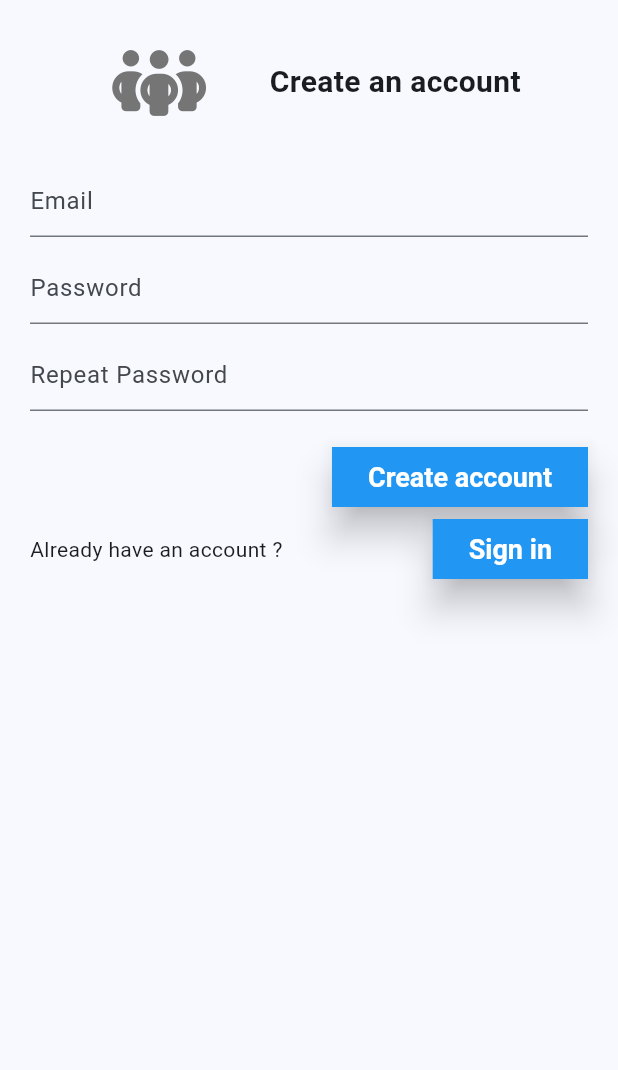
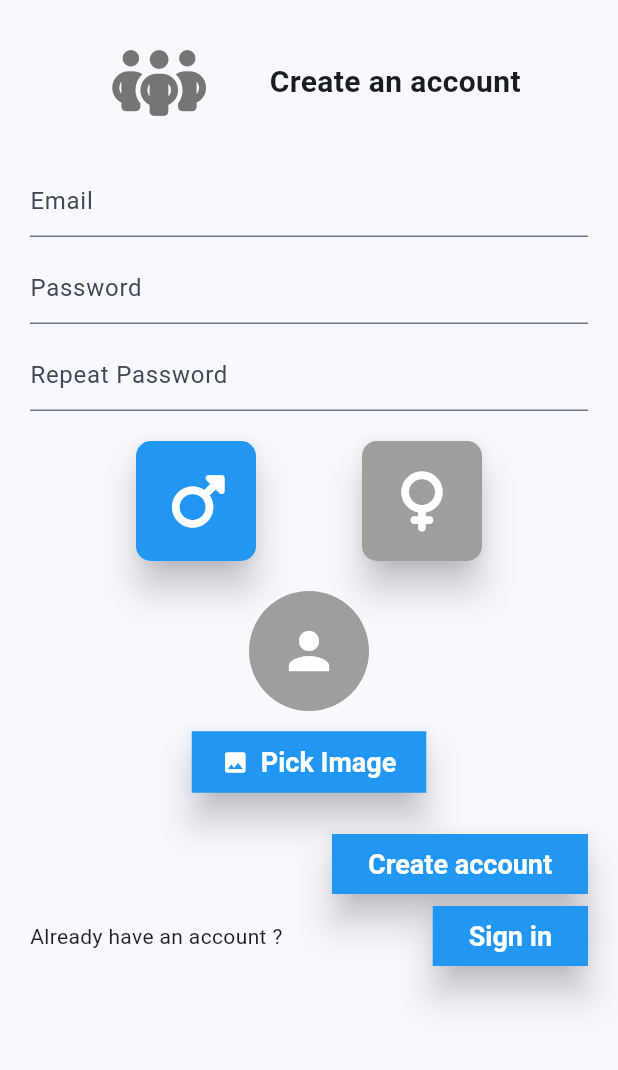
Before and after one commit to FilipStudeny/Flutter---Chat-app, a Flutter app: the AuthPage screen opened by its route, after a tap on "Sign in", after a tap on "Create an account", on a phone screen of 412 x 824 dp, the part 84-1154 px from its top. Run offline on Flutter 3.47's test engine with Material 3 defaults, Android fonts, the phone set to English and light mode, and no system bars; our stand-ins replace cloud_firestore, firebase_auth, firebase_core, firebase_storage, font_awesome_flutter, get_it and 1 more; accounts and stored records are empty; generated files the repository leaves out were written again.

Commit message:
Added databaseService and StrorageService rewrote Image picker and added Gender selection button for fun

```diff
--- /dev/null
+++ b/lib/components/forms/GenderSelectionInputButton.dart
@@ -0,0 +1,89 @@
+import 'package:flutter/material.dart' show BorderRadius, BuildContext, Center, Colors, ElevatedButton, Icon, IconData, MainAxisAlignment, RoundedRectangleBorder, Row, SizedBox, State, StatefulWidget, VoidCallback, Widget;
+import 'package:font_awesome_flutter/font_awesome_flutter.dart';
+import 'package:meet_chat/core/models/UserModel.dart';
+
+class GenderSelectionRow extends StatefulWidget {
+  final Gender selectedGender;
+  final Function(Gender) onGenderSelected;
+
+  const GenderSelectionRow({
+    super.key,
+    required this.selectedGender,
+    required this.onGenderSelected,
+  });
+
+  @override
+  _GenderSelectionRowState createState() => _GenderSelectionRowState();
+}
+
+class _GenderSelectionRowState extends State<GenderSelectionRow> {
+  late Gender _selectedGender;
+
+  @override
+  void initState() {
+    super.initState();
+    _selectedGender = widget.selectedGender;
+  }
+
+  @override
+  Widget build(BuildContext context) {
+    return Row(
+      mainAxisAlignment: MainAxisAlignment.spaceEvenly,
+      children: [
+        _genderButton(
+          gender: Gender.Male,
+          icon: FontAwesomeIcons.mars,
+          isSelected: _selectedGender == Gender.Male,
+          onPressed: () {
+            setState(() {
+              _selectedGender = Gender.Male;
+            });
+            widget.onGenderSelected(Gender.Male);
+          },
+        ),
+        _genderButton(
+          gender: Gender.Female,
+          icon: FontAwesomeIcons.venus,
+          isSelected: _selectedGender == Gender.Female,
+          onPressed: () {
+            setState(() {
+              _selectedGender = Gender.Female;
+            });
+            widget.onGenderSelected(Gender.Female);
+          },
+        ),
+      ],
+    );
+  }
+
+  Widget _genderButton({
+    required Gender gender,
+    required IconData icon,
+    required bool isSelected,
+    required VoidCallback onPressed,
+  }) {
+    const selectedColor = Colors.blue; // Color for selected button
+    const defaultColor = Colors.grey; // Color for default button
+
+    return SizedBox(
+      width: 80.0,
+      height: 80.0,
+      child: ElevatedButton(
+        onPressed: onPressed,
+        style: ElevatedButton.styleFrom(
+          backgroundColor: isSelected ? selectedColor : defaultColor,
+          shape: RoundedRectangleBorder(
+            borderRadius: BorderRadius.circular(10.0),
+          ),
+        ),
+        child: Center(
+          child: Icon(
+            icon,
+            size: 40.0,
+            color: Colors.white,
+          ),
+        ),
+      ),
+    );
+  }
+}
--- /dev/null
+++ b/lib/components/forms/UserImagePicker.dart
@@ -0,0 +1,89 @@
+import 'dart:io';
+import 'package:flutter/material.dart';
+import 'package:image_picker/image_picker.dart';
+
+class UserImagePicker extends StatefulWidget {
+  const UserImagePicker({super.key, required this.onPickImage});
+
+  final void Function(File pickedImage) onPickImage;
+
+  @override
+  State<UserImagePicker> createState() => _UserImagePickerState();
+}
+
+class _UserImagePickerState extends State<UserImagePicker> {
+  File? _pickedImage;
+
+  void _pickImage(ImageSource source) async {
+    final result = await ImagePicker().pickImage(
+      source: source,
+      imageQuality: 50,
+      maxWidth: 150,
+    );
+
+    if (result == null) {
+      return;
+    }
+
+    setState(() {
+      _pickedImage = File(result.path);
+    });
+
+    widget.onPickImage(_pickedImage!);
+  }
+
+  void _showPicker(BuildContext context) {
+    showModalBottomSheet(
+      context: context,
+      builder: (ctx) => Wrap(
+        children: [
+          ListTile(
+            leading: const Icon(Icons.camera),
+            title: const Text('Camera'),
+            onTap: () {
+              Navigator.of(ctx).pop();
+              _pickImage(ImageSource.camera);
+            },
+          ),
+          ListTile(
+            leading: const Icon(Icons.photo_library),
+            title: const Text('Gallery'),
+            onTap: () {
+              Navigator.of(ctx).pop();
+              _pickImage(ImageSource.gallery);
+            },
+          ),
+        ],
+      ),
+    );
+  }
+
+  @override
+  Widget build(BuildContext context) {
+    return Column(
+      children: [
+        CircleAvatar(
+          radius: 40,
+          backgroundColor: Colors.grey,
+          foregroundImage: _pickedImage != null ? FileImage(_pickedImage!) : null,
+          child: _pickedImage == null
+              ? const Icon(
+            Icons.person,
+            size: 40,
+            color: Colors.white,
+          )
+              : null,
+        ),
+        const SizedBox(height: 10),
+        ElevatedButton.icon(
+          onPressed: () => _showPicker(context),
+          icon: const Icon(Icons.image),
+          label: const Text('Pick Image'),
+          style: ElevatedButton.styleFrom(
+            padding: const EdgeInsets.symmetric(horizontal: 20, vertical: 10),
+          ),
+        ),
+      ],
+    );
+  }
+}
--- a/lib/core/dependencies.dart
+++ b/lib/core/dependencies.dart
@@ -1,7 +1,10 @@
 import 'package:meet_chat/core/globals.dart';
 import 'package:meet_chat/core/services/AuthenticationService.dart';
+import 'package:meet_chat/core/services/DatabaseService.dart';
+import 'package:meet_chat/core/services/StorageService.dart';
 
 void setupDependencies() {
-
   INJECTOR.registerSingleton<IAuthenticationService>(AuthenticationService());
+  INJECTOR.registerSingleton<IStorageService>(StorageService());
+  INJECTOR.registerSingleton<IDatabaseService>(DatabaseService());
 }
--- a/lib/core/globals.dart
+++ b/lib/core/globals.dart
@@ -1,7 +1,11 @@
 
+import 'package:cloud_firestore/cloud_firestore.dart';
 import 'package:firebase_auth/firebase_auth.dart';
+import 'package:firebase_storage/firebase_storage.dart';
 import 'package:get_it/get_it.dart';
 
 final GetIt INJECTOR = GetIt.instance;
 final FirebaseAuth FIREBASE_INSTANCE = FirebaseAuth.instance;
+final FirebaseStorage FIREBASE_STORAGE = FirebaseStorage.instance;
 final User? CURRENT_USER = FIREBASE_INSTANCE.currentUser;
+final FirebaseFirestore FIREBASE_FIRESTORE = FirebaseFirestore.instance;
--- /dev/null
+++ b/lib/core/models/UserModel.dart
@@ -0,0 +1,27 @@
+enum Gender {
+  Male,
+  Female,
+}
+
+class UserModel {
+  String Id;
+  String FirstName;
+  String LastName;
+  String Username;
+  String ProfilePictureUrl;
+  String Email;
+  int Age;
+  Gender UserGender;
+  List<String> Friends = const [];
+
+  UserModel({
+    required this.Id,
+    required this.Username,
+    required this.ProfilePictureUrl,
+    required this.Age,
+    required this.UserGender,
+    required this.FirstName,
+    required this.LastName,
+    required this.Email
+  });
+}
--- a/lib/routes/AuthPage.dart
+++ b/lib/routes/AuthPage.dart
@@ -1,10 +1,17 @@
+import 'dart:io' show File;
+
 import 'package:flutter/material.dart';
 import 'package:meet_chat/components/AppHeader.dart';
 import 'package:meet_chat/components/AppIcon.dart';
 import 'package:firebase_auth/firebase_auth.dart';
+import 'package:meet_chat/components/forms/UserImagePicker.dart';
+import 'package:meet_chat/components/forms/GenderSelectionInputButton.dart';
 import 'package:meet_chat/core/globals.dart';
 import 'package:meet_chat/core/models/ServiceResponse.dart';
+import 'package:meet_chat/core/models/UserModel.dart';
 import 'package:meet_chat/core/services/AuthenticationService.dart';
+import 'package:meet_chat/core/services/DatabaseService.dart';
+import 'package:meet_chat/core/services/StorageService.dart';
 import 'package:meet_chat/routes/UserProfile.dart';
 
 class AuthPage extends StatefulWidget {
@@ -25,19 +32,35 @@ class _AuthPageState extends State<AuthPage> {
   final TextEditingController _passwordController = TextEditingController();
   final TextEditingController _repeatPasswordController = TextEditingController();
 
+  late File? _selectedImage;
+  late bool isUploading = false;
+  Gender _selectedGender = Gender.Male;
+
   final GlobalKey<FormState> _formKey = GlobalKey<FormState>();
 
-  String get submitButtonText => widget.loginMode ? "Sign in" : "Create account";
-  String get titlePageText => widget.loginMode ? "Sign into your account" : "Create an account";
-  String get redirectButtonLabelText => widget.loginMode ? "Don't have an account ?" : "Already have an account ?";
-  String get redirectButtonText => widget.loginMode ? "Create an account" : "Sign in";
+  String get submitButtonText =>
+      widget.loginMode ? "Sign in" : "Create account";
 
-  final IAuthenticationService _authenticationService = INJECTOR<IAuthenticationService>();
+  String get titlePageText =>
+      widget.loginMode ? "Sign into your account" : "Create an account";
+
+  String get redirectButtonLabelText => widget.loginMode
+      ? "Don't have an account ?"
+      : "Already have an account ?";
+
+  String get redirectButtonText =>
+      widget.loginMode ? "Create an account" : "Sign in";
+
+  final IAuthenticationService _authenticationService =
+      INJECTOR<IAuthenticationService>();
+  final IStorageService _storageService = INJECTOR<IStorageService>();
+  final IDatabaseService _databaseService = INJECTOR<IDatabaseService>();
 
   void onSubmit() async {
     final formState = _formKey.currentState;
 
-    if (!widget.loginMode && _passwordController.text != _repeatPasswordController.text) {
+    if (!widget.loginMode &&
+        _passwordController.text != _repeatPasswordController.text) {
       setState(() {
         _errorMessage = 'Passwords do not match.';
       });
@@ -48,13 +71,21 @@ class _AuthPageState extends State<AuthPage> {
       });
     }
 
+    if (!widget.loginMode && _selectedImage == null) {
+      setState(() {
+        _errorMessage = 'No image picked.';
+      });
+      return;
+    }
+
     try {
       if (formState != null && formState.validate()) {
         if (widget.loginMode) {
           String email = _emailController.value.text;
           String password = _passwordController.value.text;
 
-          ServiceResponse<UserCredential> response = await _authenticationService.login(email, password);
+          ServiceResponse<UserCredential> response =
+              await _authenticationService.login(email, password);
           if (response.success == true) {
             Navigator.pushNamed(context, UserProfile.route);
           } else {
@@ -63,22 +94,57 @@ class _AuthPageState extends State<AuthPage> {
             });
           }
         } else {
+          setState(() {
+            isUploading = true;
+          });
           String email = _emailController.value.text;
           String password = _passwordController.value.text;
 
-          ServiceResponse<UserCredential> response = await _authenticationService.registerAccount(email, password);
+          ServiceResponse<UserCredential> authResponse =
+              await _authenticationService.registerAccount(email, password);
+          String userId = authResponse.data?.user?.uid ?? '';
+          if (userId.isEmpty) {
+            setState(() {
+              _errorMessage = 'User ID is null or empty';
+              isUploading = false;
+            });
+            return;
+          }
+
+          ServiceResponse<String> storageResponse = await _storageService.uploadFile(
+              _selectedImage,
+              "${userId}_profilePicture",
+              "user_images");
+
+          if(storageResponse.success == false){
+            setState(() {
+              _errorMessage = storageResponse.message.toString();
+              isUploading = false;
+            });
+          }
+
+/*
+          ServiceResponse<bool> databaseResponse = await _databaseService.createUser(authResponse.data.user.uid, user)
+
+          final database = await FirebaseFirestore.instance
+              .collection("users")
+              .doc(response.data?.user?.uid)
+              .set({'username': 'to be done', 'email': email, 'imageUrl': url});
+
           if (response.success == true) {
             Navigator.pushNamed(context, UserProfile.route);
           } else {
             setState(() {
               _errorMessage = response.message.toString();
+              isUploading = false;
             });
-          }
+          }*/
         }
       }
     } on FirebaseAuthException catch (err) {
       setState(() {
         _errorMessage = err.message.toString();
+        isUploading = false;
       });
     }
   }
@@ -109,7 +175,8 @@ class _AuthPageState extends State<AuthPage> {
                   const AppIcon(size: 50.0),
                   Text(
                     titlePageText,
-                    style: const TextStyle(fontSize: 20.0, fontWeight: FontWeight.bold),
+                    style: const TextStyle(
+                        fontSize: 20.0, fontWeight: FontWeight.bold),
                   ),
                 ],
               ),
@@ -151,7 +218,8 @@ class _AuthPageState extends State<AuthPage> {
                   textCapitalization: TextCapitalization.none,
                   obscureText: true,
                   obscuringCharacter: "#",
-                  decoration: const InputDecoration(hintText: 'Repeat Password'),
+                  decoration:
+                  const InputDecoration(hintText: 'Repeat Password'),
                   validator: (value) {
                     if (value == null || value.isEmpty) {
                       return 'Please enter a valid password.';
@@ -161,8 +229,26 @@ class _AuthPageState extends State<AuthPage> {
                     return null;
                   },
                 ),
+                const SizedBox(height: 20),
+                GenderSelectionRow(
+                  selectedGender: _selectedGender,
+                  onGenderSelected: (Gender gender) {
+                    setState(() {
+                      _selectedGender = gender;
+                    });
+                  },
+                ),
+                const SizedBox(height: 20),
+                UserImagePicker(
+                  onPickImage: (pickedImage) {
+                    setState(() {
+                      _selectedImage = pickedImage;
+                    });
+                  },
+                )
               ],
               const SizedBox(height: 20),
+              if (isUploading) ...[const CircularProgressIndicator()],
               Row(
                 mainAxisAlignment: MainAxisAlignment.end,
                 children: [
--- a/pubspec.yaml
+++ b/pubspec.yaml
@@ -16,8 +16,9 @@ dependencies:
   firebase_core: ^3.0.0
   firebase_auth: ^5.0.0
   cloud_firestore: ^5.0.0
-  firebase_storage: ^12.0.0
+  firebase_storage: ^12.0.1
   get_it: ^7.7.0
+  image_picker: ^1.1.2
 
 dev_dependencies:
   flutter_test:
```
Also changed, not shown: lib/core/services/DatabaseService.dart (added, +32 -0 lines), lib/core/services/StorageService.dart (added, +32 -0 lines), pubspec.lock.
